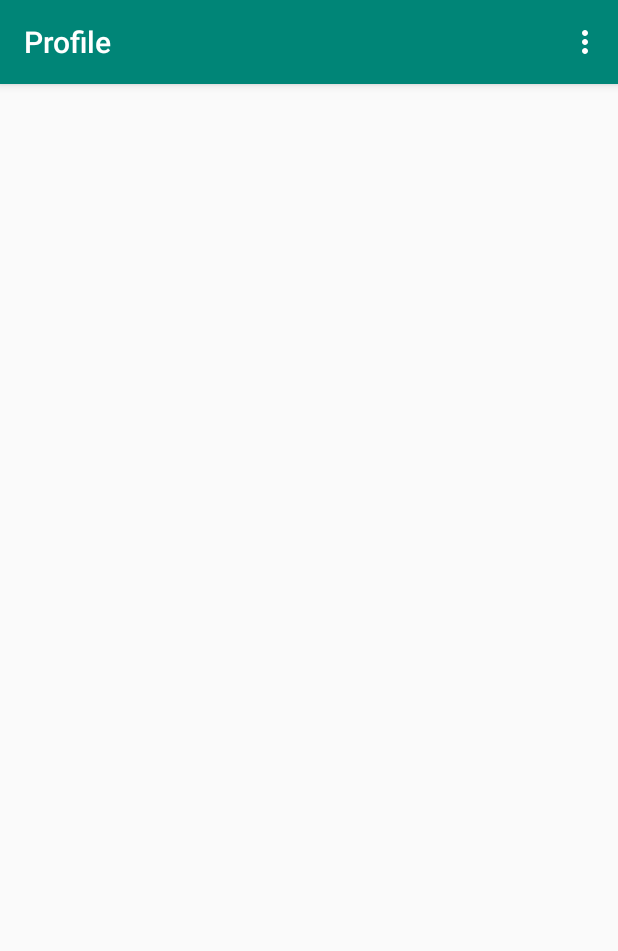
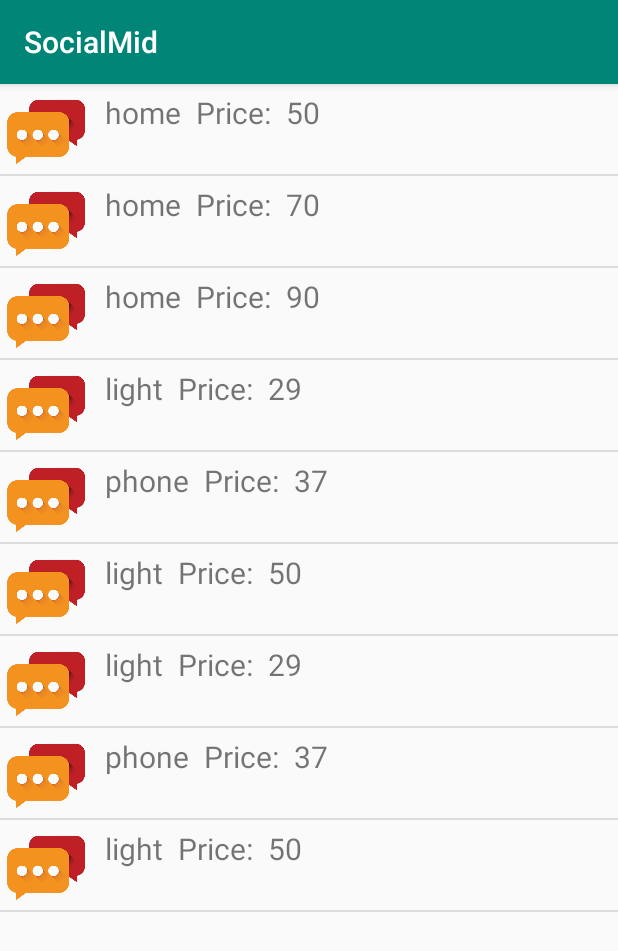
Before and after one commit to huntpl3x/SocialMid, an Android app: the screen it shows after launch once a user with an empty profile is signed in (ProfileActivity before the commit, ListActivity after it), in the options menu, after a tap on "List", on a phone screen of 412 x 824 dp. Shown: the top 951 px of the screen. Run offline under Robolectric (Android 15) with nearby library versions, the phone set to English and light mode, and no system bars; our stand-ins replace Firebase (no records; nobody signed in at launch, a user with empty details on screens opened directly).

Commit message:
Created a ListView and changed the main menu.

```diff
--- a/app/src/main/java/com/roichomsky/socialmid/ListActivity.java
+++ b/app/src/main/java/com/roichomsky/socialmid/ListActivity.java
@@ -5,14 +5,41 @@ import androidx.appcompat.app.AppCompatActivity;
 import android.graphics.Bitmap;
 import android.graphics.BitmapFactory;
 import android.os.Bundle;
+import android.widget.ListView;
+
+import java.util.ArrayList;
 
 public class ListActivity extends AppCompatActivity {
+
+    ListView lv;
+    ArrayList<Toy> toyList;
+    ToyAdapter toyAdapter;
 
     @Override
     protected void onCreate(Bundle savedInstanceState) {
         super.onCreate(savedInstanceState);
         setContentView(R.layout.activity_list);
 
-        Bitmap bitmapToy = BitmapFactory.decodeResource(getResources(), R.drawable.bitmapToy);
+        Bitmap bitmapToy = BitmapFactory.decodeResource(getResources(), R.drawable.icon);
+
+        Toy t1 = new Toy(50,"home",bitmapToy);
+        Toy t2 = new Toy(70,"home",bitmapToy);
+        Toy t3 = new Toy(90,"home",bitmapToy);
+        Toy t4 = new Toy(29,"light",bitmapToy);
+        Toy t5 = new Toy(37,"phone",bitmapToy);
+        Toy t6 = new Toy(50,"light",bitmapToy);
+        Toy t7 = new Toy(29,"light",bitmapToy);
+        Toy t8 = new Toy(37,"phone",bitmapToy);
+        Toy t9 = new Toy(50,"light",bitmapToy);
+
+        toyList = new ArrayList<Toy>();
+        toyList.add(t1);toyList.add(t2);toyList.add(t3);
+        toyList.add(t4);toyList.add(t5);toyList.add(t6);
+        toyList.add(t7);toyList.add(t8);toyList.add(t9);
+
+        toyAdapter=new ToyAdapter(this,0,0,toyList);
+
+        lv=(ListView)findViewById(R.id.lvList);
+        lv.setAdapter(toyAdapter);
     }
 }
--- a/app/src/main/java/com/roichomsky/socialmid/ProfileActivity.java
+++ b/app/src/main/java/com/roichomsky/socialmid/ProfileActivity.java
@@ -3,7 +3,6 @@ package com.roichomsky.socialmid;
 import androidx.appcompat.app.ActionBar;
 import androidx.appcompat.app.AppCompatActivity;
 
-import android.app.ListActivity;
 import android.content.Intent;
 import android.os.Bundle;
 import android.view.Menu;
--- a/app/src/main/java/com/roichomsky/socialmid/ToyAdapter.java
+++ b/app/src/main/java/com/roichomsky/socialmid/ToyAdapter.java
@@ -37,7 +37,6 @@ public class ToyAdapter extends ArrayAdapter<Toy> {
         ivProduct.setImageBitmap(temp.getBitmap());
         tvPrice.setText(String.valueOf(temp.getPrice()));
         tvName.setText(temp.getName());
-        tvPrice.setText(temp.getPrice());
 
         return view;
     }
```
